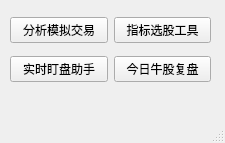
Before: the Qt Designer form QtDesign/MainWindow.ui in victor647/QuantumStockTrade, drawn with Qt 5.
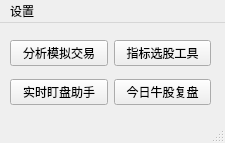
After: the same form once the commit is applied.

```diff
--- a/QtDesign/MainWindow.ui
+++ b/QtDesign/MainWindow.ui
@@ -120,6 +120,13 @@
      <height>23</height>
     </rect>
    </property>
+   <widget class="QMenu" name="menu">
+    <property name="title">
+     <string>设置</string>
+    </property>
+    <addaction name="actReconnect"/>
+   </widget>
+   <addaction name="menu"/>
   </widget>
   <widget class="QStatusBar" name="statusbar"/>
  </widget>
```
Left out of the diff: 22 changed lines with no effect on the pictures.
